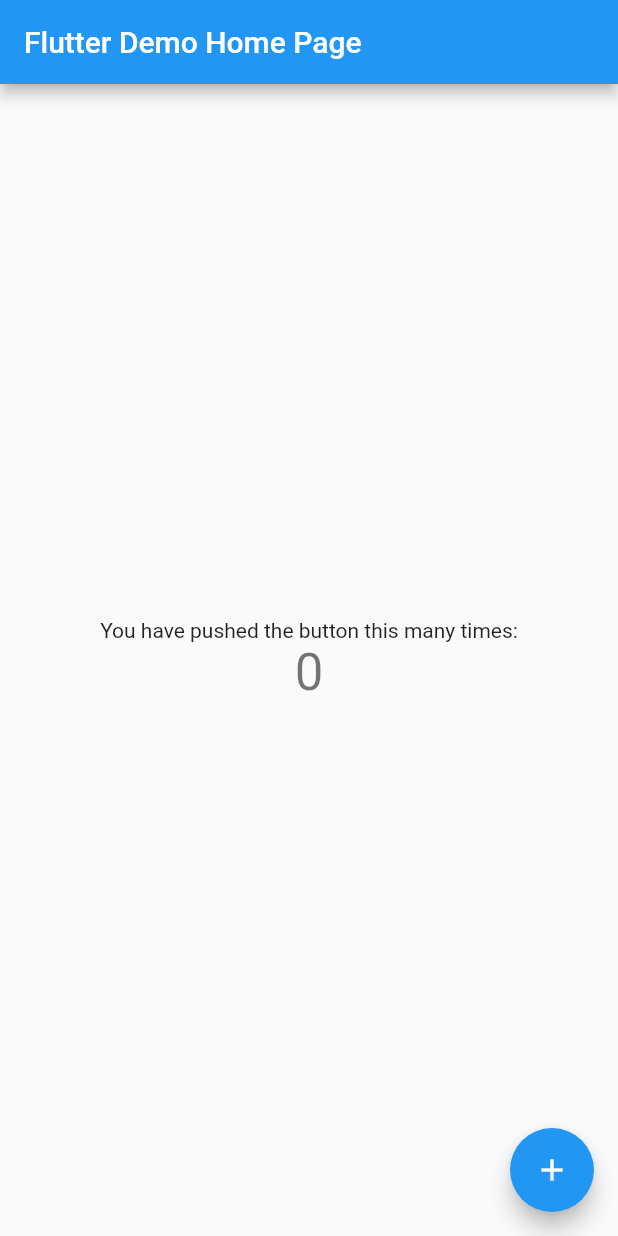
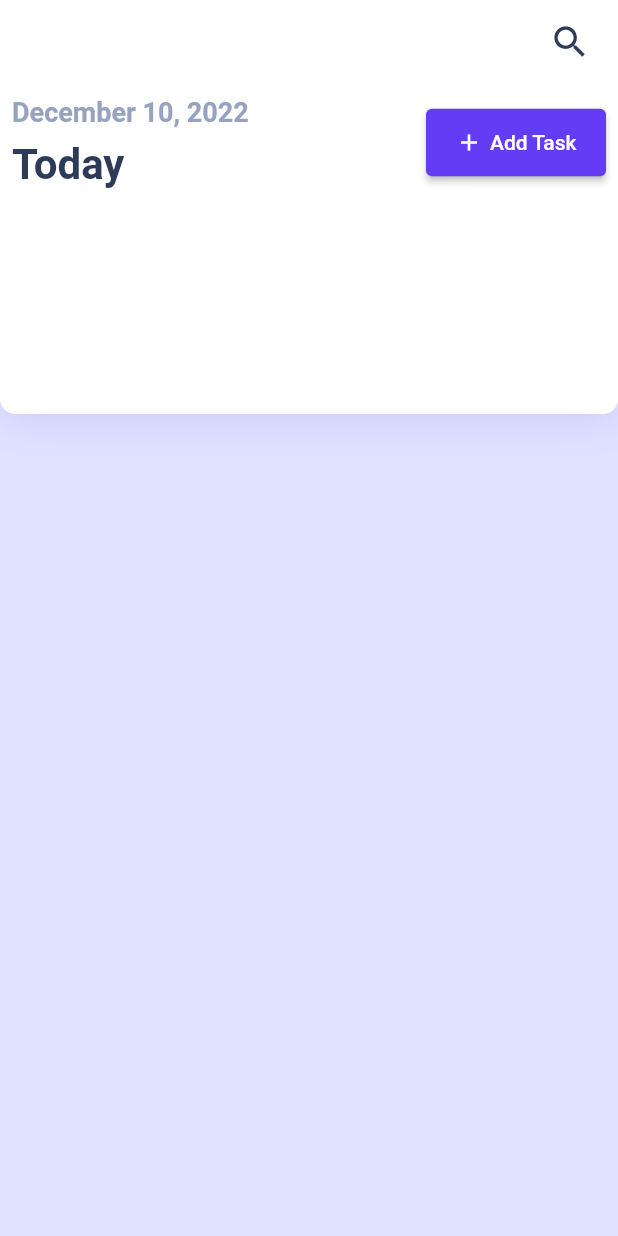
Before and after one commit to jasoncao-dev/taskit, a Flutter app: the screen it shows after launch, on a phone screen of 412 x 824 dp. Run offline on Flutter 3.47's test engine with Material 2 defaults, Android fonts, the phone set to English and light mode, and no system bars; our stand-ins replace firebase_core; accounts and stored records are empty.

Commit message:
Build UI

```diff
--- a/lib/main.dart
+++ b/lib/main.dart
@@ -1,115 +1,28 @@
 import 'package:flutter/material.dart';
+import 'package:firebase_core/firebase_core.dart';
+import 'firebase_options.dart';
+import 'package:taskit/widgets/homePage.dart';
 
-void main() {
+void main() async {
+  WidgetsFlutterBinding.ensureInitialized();
+  await Firebase.initializeApp(
+    options: DefaultFirebaseOptions.currentPlatform,
+  );
   runApp(const MyApp());
 }
 
 class MyApp extends StatelessWidget {
   const MyApp({super.key});
 
-  // This widget is the root of your application.
   @override
   Widget build(BuildContext context) {
     return MaterialApp(
-      title: 'Flutter Demo',
+      title: 'taskit',
       theme: ThemeData(
-        // This is the theme of your application.
-        //
-        // Try running your application with "flutter run". You'll see the
-        // application has a blue toolbar. Then, without quitting the app, try
-        // changing the primarySwatch below to Colors.green and then invoke
-        // "hot reload" (press "r" in the console where you ran "flutter run",
-        // or simply save your changes to "hot reload" in a Flutter IDE).
-        // Notice that the counter didn't reset back to zero; the application
-        // is not restarted.
-        primarySwatch: Colors.blue,
+        primaryColor: Colors.blue,
       ),
-      home: const MyHomePage(title: 'Flutter Demo Home Page'),
+      home: const HomePage(),
+      debugShowCheckedModeBanner: false,
     );
   }
 }
-
-class MyHomePage extends StatefulWidget {
-  const MyHomePage({super.key, required this.title});
-
-  // This widget is the home page of your application. It is stateful, meaning
-  // that it has a State object (defined below) that contains fields that affect
-  // how it looks.
-
-  // This class is the configuration for the state. It holds the values (in this
-  // case the title) provided by the parent (in this case the App widget) and
-  // used by the build method of the State. Fields in a Widget subclass are
-  // always marked "final".
-
-  final String title;
-
-  @override
-  State<MyHomePage> createState() => _MyHomePageState();
-}
-
-class _MyHomePageState extends State<MyHomePage> {
-  int _counter = 0;
-
-  void _incrementCounter() {
-    setState(() {
-      // This call to setState tells the Flutter framework that something has
-      // changed in this State, which causes it to rerun the build method below
-      // so that the display can reflect the updated values. If we changed
-      // _counter without calling setState(), then the build method would not be
-      // called again, and so nothing would appear to happen.
-      _counter++;
-    });
-  }
-
-  @override
-  Widget build(BuildContext context) {
-    // This method is rerun every time setState is called, for instance as done
-    // by the _incrementCounter method above.
-    //
-    // The Flutter framework has been optimized to make rerunning build methods
-    // fast, so that you can just rebuild anything that needs updating rather
-    // than having to individually change instances of widgets.
-    return Scaffold(
-      appBar: AppBar(
-        // Here we take the value from the MyHomePage object that was created by
-        // the App.build method, and use it to set our appbar title.
-        title: Text(widget.title),
-      ),
-      body: Center(
-        // Center is a layout widget. It takes a single child and positions it
-        // in the middle of the parent.
-        child: Column(
-          // Column is also a layout widget. It takes a list of children and
-          // arranges them vertically. By default, it sizes itself to fit its
-          // children horizontally, and tries to be as tall as its parent.
-          //
-          // Invoke "debug painting" (press "p" in the console, choose the
-          // "Toggle Debug Paint" action from the Flutter Inspector in Android
-          // Studio, or the "Toggle Debug Paint" command in Visual Studio Code)
-          // to see the wireframe for each widget.
-          //
-          // Column has various properties to control how it sizes itself and
-          // how it positions its children. Here we use mainAxisAlignment to
-          // center the children vertically; the main axis here is the vertical
-          // axis because Columns are vertical (the cross axis would be
-          // horizontal).
-          mainAxisAlignment: MainAxisAlignment.center,
-          children: <Widget>[
-            const Text(
-              'You have pushed the button this many times:',
-            ),
-            Text(
-              '$_counter',
-              style: Theme.of(context).textTheme.headline4,
-            ),
-          ],
-        ),
-      ),
-      floatingActionButton: FloatingActionButton(
-        onPressed: _incrementCounter,
-        tooltip: 'Increment',
-        child: const Icon(Icons.add),
-      ), // This trailing comma makes auto-formatting nicer for build methods.
-    );
-  }
-}
--- /dev/null
+++ b/lib/theme.dart
@@ -0,0 +1,7 @@
+import 'dart:ui';
+
+const Color primaryBgClr = Color.fromRGBO(223, 226, 254, 1);
+const Color actionBgClr = Color.fromRGBO(101, 60, 246, 1);
+const Color primaryTxtClr = Color.fromRGBO(46, 58, 89, 1);
+const Color secondaryTxtClr = Color.fromRGBO(151, 162, 192, 1);
+const Color shadowClr = Color.fromRGBO(101, 60, 246, 0.15);
--- a/lib/widgets/homePage.dart
+++ b/lib/widgets/homePage.dart
@@ -0,0 +1,144 @@
+import 'package:flutter/material.dart';
+import 'package:taskit/theme.dart';
+
+class HomePage extends StatefulWidget {
+  const HomePage({Key? key}) : super(key: key);
+
+  @override
+  State<HomePage> createState() => _HomePageState();
+}
+
+class _HomePageState extends State<HomePage> {
+  @override
+  Widget build(BuildContext context) {
+    return Scaffold(
+      appBar: AppBar(
+        elevation: 0,
+        backgroundColor: Colors.white,
+        actions: <Widget>[
+          Padding(
+            padding: const EdgeInsets.symmetric(vertical: 0.0, horizontal: 8.0),
+            child: IconButton(
+                onPressed: () {},
+                icon: const Icon(
+                  Icons.search,
+                  color: primaryTxtClr,
+                  size: 28,
+                )),
+          )
+        ],
+      ),
+      backgroundColor: primaryBgClr,
+      body: Row(
+        children: <Widget>[
+          Expanded(
+            child: Container(
+                width: double.infinity,
+                height: 220,
+                decoration: const BoxDecoration(
+                  color: Colors.white,
+                  borderRadius: BorderRadius.only(
+                      bottomLeft: Radius.circular(10),
+                      bottomRight: Radius.circular(10)),
+                  boxShadow: [
+                    BoxShadow(
+                        offset: Offset(0, 2.5),
+                        color: shadowClr,
+                        blurRadius: 24.0),
+                  ],
+                ),
+                child: Container(
+                    padding: const EdgeInsets.all(8.0),
+                    child: Column(
+                      children: const [
+                        DateActionRow(),
+                      ],
+                    ))),
+          ),
+        ],
+      ),
+    );
+  }
+}
+
+class DateActionRow extends StatelessWidget {
+  const DateActionRow({
+    Key? key,
+  }) : super(key: key);
+
+  @override
+  Widget build(BuildContext context) {
+    return Row(
+      mainAxisAlignment: MainAxisAlignment.spaceBetween,
+      crossAxisAlignment: CrossAxisAlignment.center,
+      children: const [
+        Expanded(
+          child: CurrentDate(),
+        ),
+        AddTaskButton(),
+      ],
+    );
+  }
+}
+
+class CurrentDate extends StatelessWidget {
+  const CurrentDate({
+    Key? key,
+  }) : super(key: key);
+
+  @override
+  Widget build(BuildContext context) {
+    return Column(
+      mainAxisAlignment: MainAxisAlignment.center,
+      crossAxisAlignment: CrossAxisAlignment.start,
+      children: const [
+        Text(
+          'December 10, 2022',
+          style: TextStyle(
+              color: secondaryTxtClr,
+              fontSize: 18,
+              fontWeight: FontWeight.w600),
+        ),
+        SizedBox(
+          height: 8.0,
+        ),
+        Text(
+          'Today',
+          style: TextStyle(
+              color: primaryTxtClr, fontSize: 28, fontWeight: FontWeight.w600),
+        ),
+      ],
+    );
+  }
+}
+
+class AddTaskButton extends StatelessWidget {
+  const AddTaskButton({
+    Key? key,
+  }) : super(key: key);
+
+  @override
+  Widget build(BuildContext context) {
+    return ElevatedButton(
+      style: ElevatedButton.styleFrom(
+          backgroundColor: actionBgClr, fixedSize: const Size(120, 45)),
+      onPressed: () {},
+      child: Row(
+        mainAxisSize: MainAxisSize.min,
+        children: const [
+          Icon(
+            Icons.add,
+            size: 18.0,
+          ),
+          SizedBox(
+            width: 5,
+          ),
+          Text(
+            'Add Task',
+            style: TextStyle(fontSize: 14, fontWeight: FontWeight.w500),
+          ),
+        ],
+      ),
+    );
+  }
+}
```
Also changed, not shown: 1 other file.
